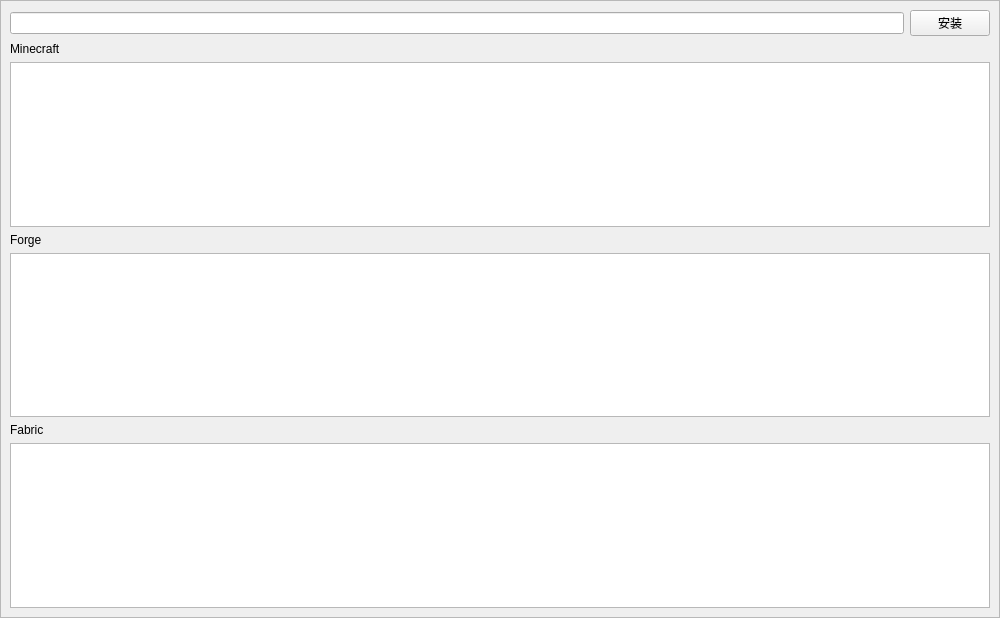
The window that FMCL/Functions/GameDownloader/GameDownloader.ui (1604042736/FMCL) describes before a commit, drawn with Qt 5.
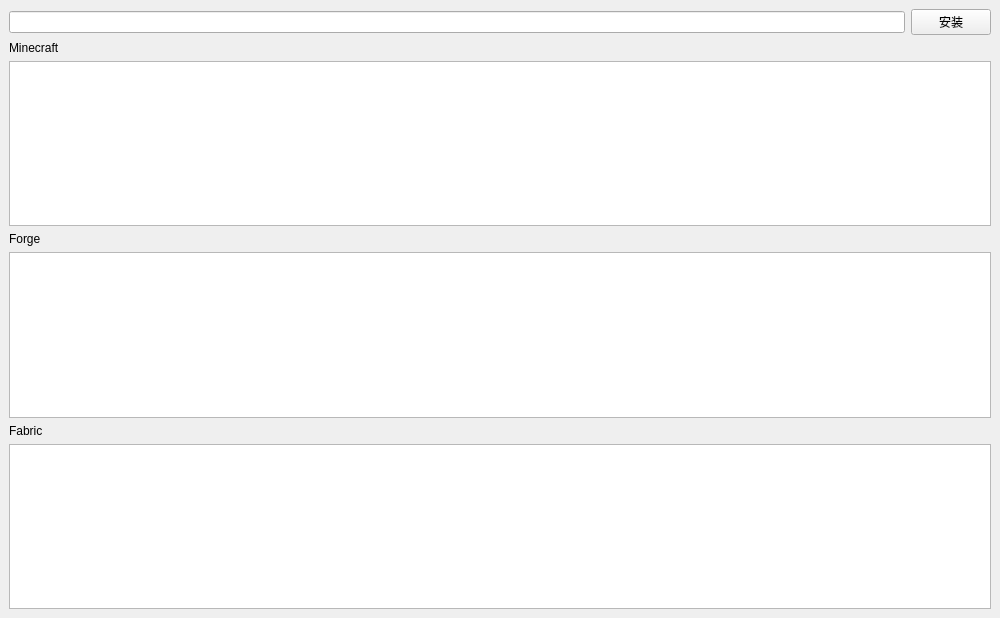
The same window after the commit. Custom widgets are drawn as their Qt base class.

Diff of the .ui file:
```diff
--- a/FMCL/Functions/GameDownloader/GameDownloader.ui
+++ b/FMCL/Functions/GameDownloader/GameDownloader.ui
@@ -13,6 +13,9 @@
   <property name="windowTitle">
    <string>游戏下载器</string>
   </property>
+  <property name="styleSheet">
+   <string notr="true"/>
+  </property>
   <layout class="QGridLayout" name="gridLayout">
    <property name="leftMargin">
     <number>0</number>
@@ -31,6 +34,11 @@
    </property>
    <item row="0" column="1">
     <widget class="QScrollArea" name="scrollArea">
+     <property name="styleSheet">
+      <string notr="true">QScrollArea{
+	border:none;
+}</string>
+     </property>
      <property name="widgetResizable">
       <bool>true</bool>
      </property>
@@ -39,8 +47,8 @@
        <rect>
         <x>0</x>
         <y>0</y>
-        <width>998</width>
-        <height>616</height>
+        <width>1000</width>
+        <height>618</height>
        </rect>
       </property>
       <layout class="QGridLayout" name="gridLayout_2">
@@ -94,6 +102,23 @@
    </item>
   </layout>
  </widget>
+ <customwidgets>
+  <customwidget>
+   <class>PushButton</class>
+   <extends>QPushButton</extends>
+   <header>qfluentwidgets</header>
+  </customwidget>
+  <customwidget>
+   <class>LineEdit</class>
+   <extends>QLineEdit</extends>
+   <header>qfluentwidgets</header>
+  </customwidget>
+  <customwidget>
+   <class>ListWidget</class>
+   <extends>QListWidget</extends>
+   <header>qfluentwidgets</header>
+  </customwidget>
+ </customwidgets>
  <resources/>
  <connections/>
 </ui>
```
Left out of the diff: 10 changed lines with no effect on the pictures.
